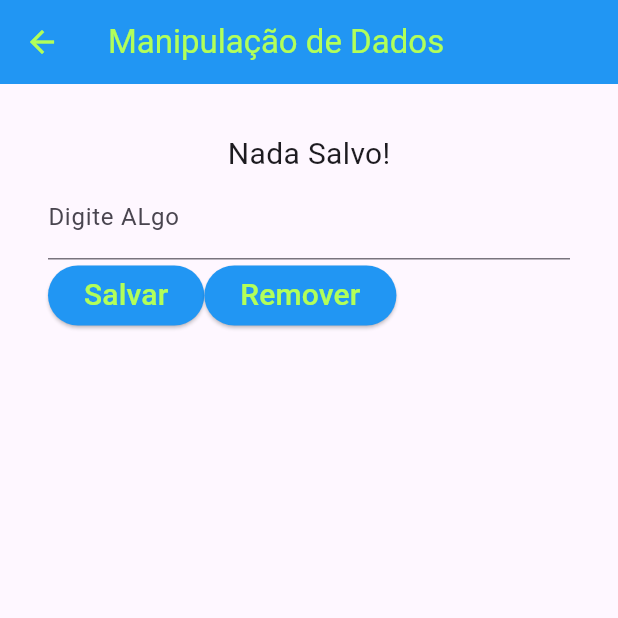
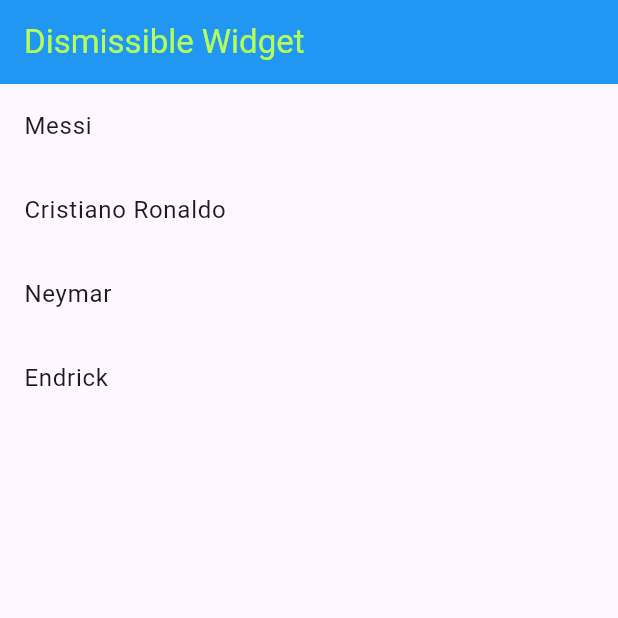
Before and after one commit to luislimamn/Quitanda-Flutter-, a Flutter app: the Home screen opened directly, on a phone screen of 412 x 824 dp, the top half of it. Run offline on Flutter 3.47's test engine with Material 3 defaults, Android fonts, the light colour scheme and no system bars.

Commit message:
Versão 0.4.2024 List com Dismissible Action Bar e Floating Button

```diff
--- a/lib/Home.dart
+++ b/lib/Home.dart
@@ -1,5 +1,4 @@
 import 'package:flutter/material.dart';
-import 'package:shared_preferences/shared_preferences.dart';
 
 class Home extends StatefulWidget {
   const Home({super.key});
@@ -10,86 +9,71 @@
 
 class _HomeState extends State<Home> {
 
-  String _textoSalvo = "Nada Salvo!";
-  TextEditingController _controllerCampo = TextEditingController();
-
-  _salvar() async {
-    String valorDigitado = _controllerCampo.text;
-    final prefs = await SharedPreferences.getInstance();
-    await prefs.setString("nome", valorDigitado);
-    setState(() {
-      _textoSalvo = prefs.getString("nome") ?? "Nada Salvo!";
-    });
-  }
-  _remover() async {
-    final prefs = await SharedPreferences.getInstance();
-    prefs.remove("nome");
-    setState(() {
-      _textoSalvo = "Nada Salvo!";
-    });
-  }
+  final String _titulo = "Dismissible Widget";
+  List _lista = ["Messi", "Cristiano Ronaldo", "Neymar", "Endrick"];
 
   @override
   Widget build(BuildContext context) {
     return Scaffold(
       appBar: AppBar(
-        title: Text("Manipulação de Dados"),
+        title: Text(_titulo),
         backgroundColor: Colors.blue, //Cor de Fundo do Titulo
         foregroundColor: Colors.lightGreenAccent, //Cor do Texto do Titulo
       ),
-      body: Container(
-        padding: EdgeInsets.all(32),
-        child: Column(
-          children: <Widget>[
-            Text(
-              _textoSalvo,
-              style: TextStyle(
-                fontSize: 20
-              ),
-            ),
-            TextField(
-              keyboardType: TextInputType.text,
-              decoration: InputDecoration(
-                labelText: "Digite ALgo"
-              ),
-              controller: _controllerCampo,
-            ),
-            Row(
-              children: <Widget>[
-                ElevatedButton(
-                  style: const ButtonStyle(
-                    backgroundColor: MaterialStatePropertyAll<Color>(Colors.blue),
-                  ),
-                  child: const Text(
-                    "Salvar",
-                    style: TextStyle(
-                        fontSize: 20,
-                        color: Colors.lightGreenAccent
+      body: Column(
+        children: <Widget>[
+          Expanded(
+            child: ListView.builder(
+              itemCount: _lista.length,
+              itemBuilder: (context, index){
+                final item = _lista[index];
+                return Dismissible(
+                  background: Container(
+                    color: Colors.green,
+                    padding: const EdgeInsets.all(20),
+                    child: const Row(
+                      mainAxisAlignment: MainAxisAlignment.start,
+                      children: <Widget>[
+                        Icon(
+                          Icons.edit,
+                          color: Colors.white,
+                        )
+                      ],
                     ),
                   ),
-                  //color: Colors.orange,
-                  //padding: EdgeInsets.fromLTRB(30, 15, 30, 15),
-                  onPressed: _salvar,
-                ),
-                ElevatedButton(
-                  style: const ButtonStyle(
-                    backgroundColor: MaterialStatePropertyAll<Color>(Colors.blue),
-                  ),
-                  child: const Text(
-                    "Remover",
-                    style: TextStyle(
-                        fontSize: 20,
-                        color: Colors.lightGreenAccent
+                  secondaryBackground: Container(
+                    color: Colors.red,
+                    padding: const EdgeInsets.all(20),
+                    child: const Row(
+                      mainAxisAlignment: MainAxisAlignment.end,
+                      children: <Widget>[
+                        Icon(
+                          Icons.delete,
+                          color: Colors.white,
+                        )
+                      ],
                     ),
                   ),
-                  //color: Colors.orange,
-                  //padding: EdgeInsets.fromLTRB(30, 15, 30, 15),
-                  onPressed: _remover,
-                )
-              ],
-            )
-          ],
-        ),
+                  direction: DismissDirection.horizontal,
+                  onDismissed: (direction){
+                    if(direction == DismissDirection.startToEnd){
+                      print("Direção: StartToEnd");
+                    }else if(direction == DismissDirection.endToStart){
+                      print("Direção: EndToStart");
+                      setState(() {
+                        _lista.removeAt(index);
+                      });
+                    }
+                  },
+                  key: Key(item),
+                  child: ListTile(
+                    title: Text(item),
+                  )
+                );
+              }
+            ),
+          )
+        ],
       ),
     );
   }
--- a/lib/main.dart
+++ b/lib/main.dart
@@ -1,9 +1,9 @@
 import 'package:flutter/material.dart';
-import 'package:quitanda/Lista.dart';
+import 'Home.dart';
 
 void main() => runApp(
-    MaterialApp(
-      home: Lista(),
+    const MaterialApp(
+      home: Home(),
       debugShowCheckedModeBanner: false,
     )
 );
```
